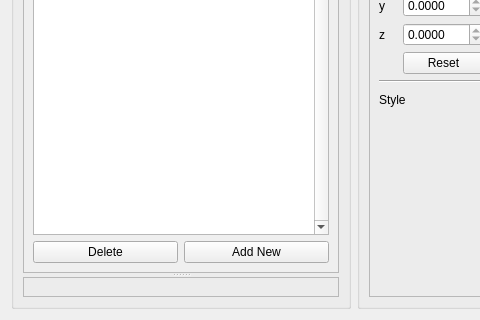
This is frame_editor/src/frame_editor/FrameEditorGUI.ui in ipa320/rqt_frame_editor_plugin as Qt 5 draws it before an edit; both pictures show x 0 to 480 and y 378 to 698 of the 1048 by 698 pixel window. The edited form follows.
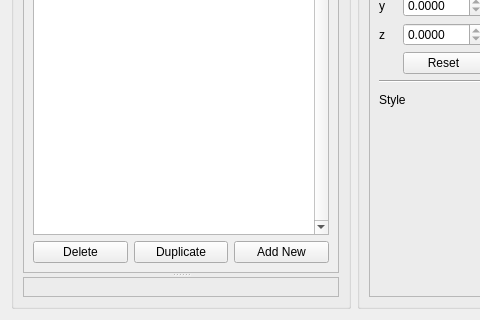
This is the edited form. Icons and pictures are not drawn.

Commit message: added Duplicate Frame button

Patch:
```diff
--- a/frame_editor/src/frame_editor/FrameEditorGUI.ui
+++ b/frame_editor/src/frame_editor/FrameEditorGUI.ui
@@ -54,8 +54,8 @@
              <rect>
               <x>0</x>
               <y>0</y>
-              <width>310</width>
-              <height>564</height>
+              <width>321</width>
+              <height>548</height>
              </rect>
             </property>
             <layout class="QVBoxLayout" name="verticalLayout_5">
@@ -79,6 +79,16 @@
                  </property>
                 </widget>
                </item>
+               <item>
+                <widget class="QPushButton" name="btn_duplicate">
+                 <property name="text">
+                  <string>Duplicate</string>
+                 </property>
+                 <property name="icon">
+                  <iconset theme="edit-copy"/>
+                 </property>
+                </widget>
+               </item>
                <item>
                 <widget class="QPushButton" name="btn_add">
                  <property name="text">
```
The commit also changes 1 other file.
